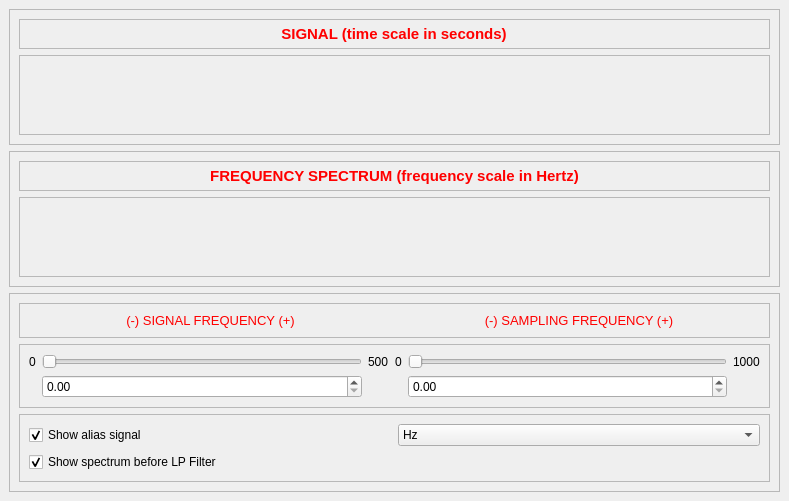
Qt form designer/mainwindow.ui (mcorcos/ASSD-TP1-G3) before a commit.
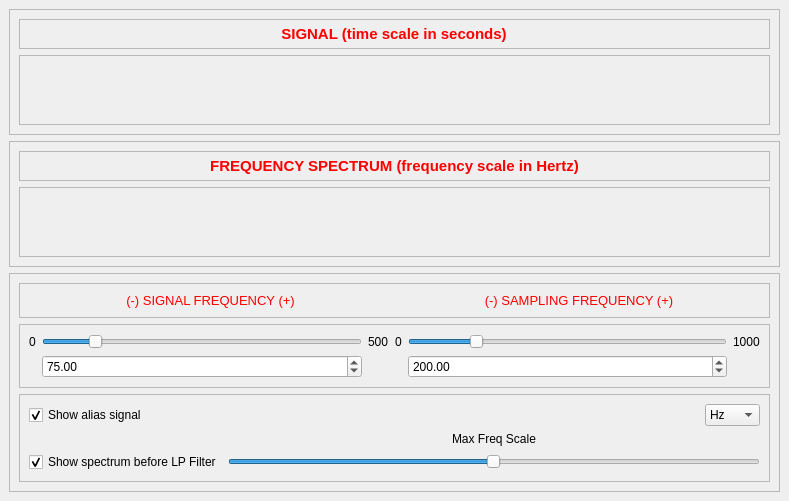
The same form after that commit.

```diff
--- a/designer/mainwindow.ui
+++ b/designer/mainwindow.ui
@@ -271,6 +271,9 @@
               <property name="singleStep">
                <number>1</number>
               </property>
+              <property name="value">
+               <number>7500</number>
+              </property>
               <property name="orientation">
                <enum>Qt::Horizontal</enum>
               </property>
@@ -305,9 +308,15 @@
             </item>
             <item row="0" column="4">
              <widget class="QSlider" name="sliderSampleFreq">
+              <property name="minimum">
+               <number>1</number>
+              </property>
               <property name="maximum">
                <number>100000</number>
               </property>
+              <property name="sliderPosition">
+               <number>20000</number>
+              </property>
               <property name="orientation">
                <enum>Qt::Horizontal</enum>
               </property>
@@ -328,9 +337,15 @@
             </item>
             <item row="1" column="4">
              <widget class="QDoubleSpinBox" name="sampleFreq">
+              <property name="minimum">
+               <double>0.010000000000000</double>
+              </property>
               <property name="maximum">
                <double>1000.000000000000000</double>
               </property>
+              <property name="value">
+               <double>200.000000000000000</double>
+              </property>
              </widget>
             </item>
             <item row="1" column="1">
@@ -338,6 +353,9 @@
               <property name="maximum">
                <double>500.000000000000000</double>
               </property>
+              <property name="value">
+               <double>75.000000000000000</double>
+              </property>
              </widget>
             </item>
            </layout>
@@ -354,7 +372,17 @@
           <enum>QFrame::Raised</enum>
          </property>
          <layout class="QGridLayout" name="gridLayout">
-          <item row="0" column="1">
+          <item row="2" column="0">
+           <widget class="QCheckBox" name="checkBox_2">
+            <property name="text">
+             <string>Show spectrum before LP Filter</string>
+            </property>
+            <property name="checked">
+             <bool>true</bool>
+            </property>
+           </widget>
+          </item>
+          <item row="0" column="2" alignment="Qt::AlignRight">
            <widget class="QComboBox" name="comboBox">
             <item>
              <property name="text">
@@ -393,13 +421,26 @@
             </property>
            </widget>
           </item>
-          <item row="1" column="0">
-           <widget class="QCheckBox" name="checkBox_2">
+          <item row="2" column="2">
+           <widget class="QSlider" name="scaleSlider">
+            <property name="minimum">
+             <number>1</number>
+            </property>
+            <property name="maximum">
+             <number>1000</number>
+            </property>
+            <property name="sliderPosition">
+             <number>500</number>
+            </property>
+            <property name="orientation">
+             <enum>Qt::Horizontal</enum>
+            </property>
+           </widget>
+          </item>
+          <item row="1" column="2" alignment="Qt::AlignHCenter">
+           <widget class="QLabel" name="label_9">
             <property name="text">
-             <string>Show spectrum before LP Filter</string>
-            </property>
-            <property name="checked">
-             <bool>true</bool>
+             <string>Max Freq Scale</string>
             </property>
            </widget>
           </item>
```
